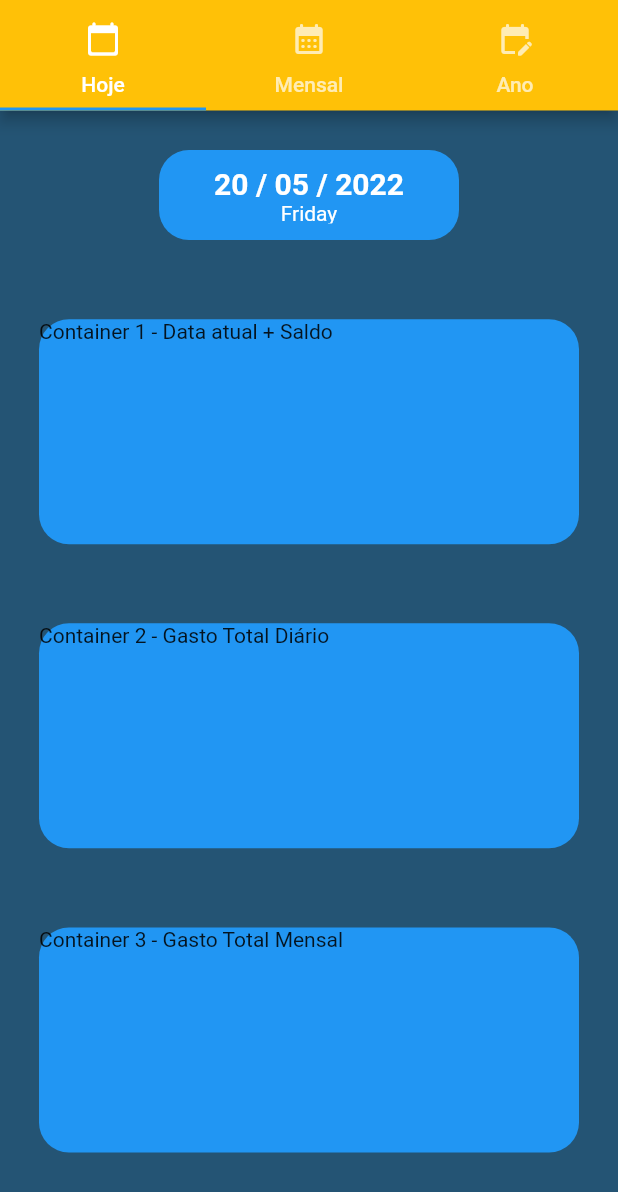
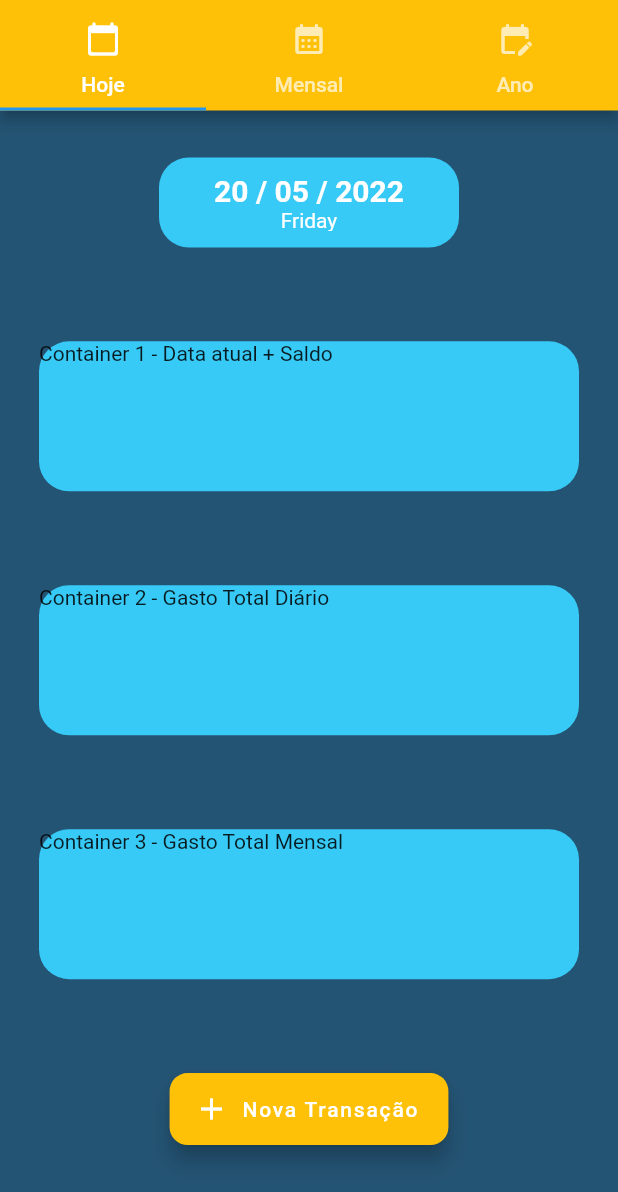
Before and after one commit to ivan-schneider/BePo, a Flutter app: the screen it shows after launch, on a phone screen of 412 x 824 dp, the part 44-1236 px from its top. Run offline on Flutter 3.47's test engine with Material 2 defaults, Android fonts, the phone set to English and light mode, and no system bars.

Commit message:
Nova Transação pronta

```diff
--- a/lib/today_page.dart
+++ b/lib/today_page.dart
@@ -1,6 +1,6 @@
 import 'package:flutter/material.dart';
 import 'package:intl/intl.dart';
-//import 'package:flutter_native_timezone/flutter_native_timezone.dart';
+import 'novatransacao.dart';
 
 class TodayPage extends StatelessWidget {
   const TodayPage({Key? key}) : super(key: key);
@@ -19,7 +19,8 @@ class TodayPage extends StatelessWidget {
               height: 60,
               width: 200,
               decoration: BoxDecoration(
-                  borderRadius: BorderRadius.circular(20), color: Colors.blue),
+                  borderRadius: BorderRadius.circular(20),
+                  color: const Color.fromARGB(255, 55, 202, 247)),
               child: Column(
                   mainAxisAlignment: MainAxisAlignment.center,
                   children: [
@@ -43,26 +44,37 @@ class TodayPage extends StatelessWidget {
                   ]),
             ),
             Container(
-              height: 150,
+              height: 100,
               width: 360,
               decoration: BoxDecoration(
-                  borderRadius: BorderRadius.circular(20), color: Colors.blue),
+                  borderRadius: BorderRadius.circular(20),
+                  color: const Color.fromARGB(255, 55, 202, 247)),
               child: const Text('Container 1 - Data atual + Saldo'),
             ),
             Container(
-                height: 150,
+                height: 100,
                 width: 360,
                 decoration: BoxDecoration(
                     borderRadius: BorderRadius.circular(20),
-                    color: Colors.blue),
+                    color: const Color.fromARGB(255, 55, 202, 247)),
                 child: const Text('Container 2 - Gasto Total Diário')),
             Container(
-                height: 150,
+                height: 100,
                 width: 360,
                 decoration: BoxDecoration(
                     borderRadius: BorderRadius.circular(20),
-                    color: Colors.blue),
-                child: const Text('Container 3 - Gasto Total Mensal'))
+                    color: const Color.fromARGB(255, 55, 202, 247)),
+                child: const Text('Container 3 - Gasto Total Mensal')),
+            FloatingActionButton.extended(
+              onPressed: () {
+                novatransacao(context);
+              },
+              shape: RoundedRectangleBorder(
+                  borderRadius: BorderRadius.circular(12)),
+              icon: const Icon(Icons.add),
+              label: const Text('Nova Transação'),
+              backgroundColor: Colors.amber,
+            )
           ],
         ),
       ),
```
Also changed, not shown: lib/balanco.dart (added, +10 -0 lines), lib/novatransacao.dart (added, +112 -0 lines).
